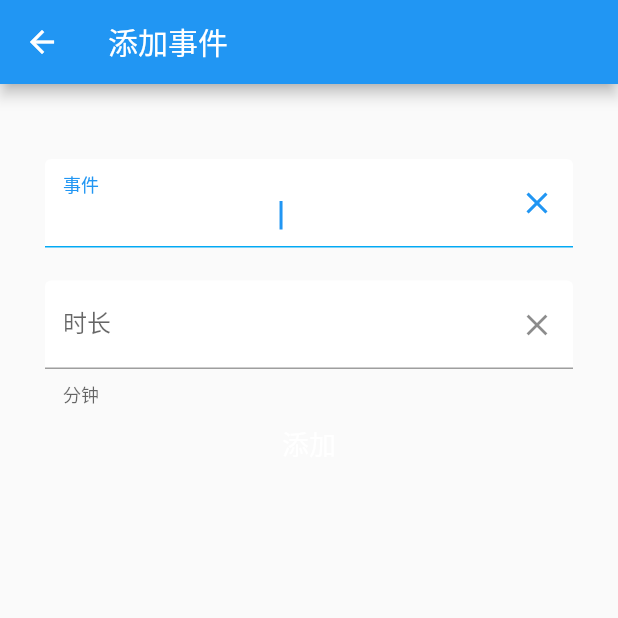
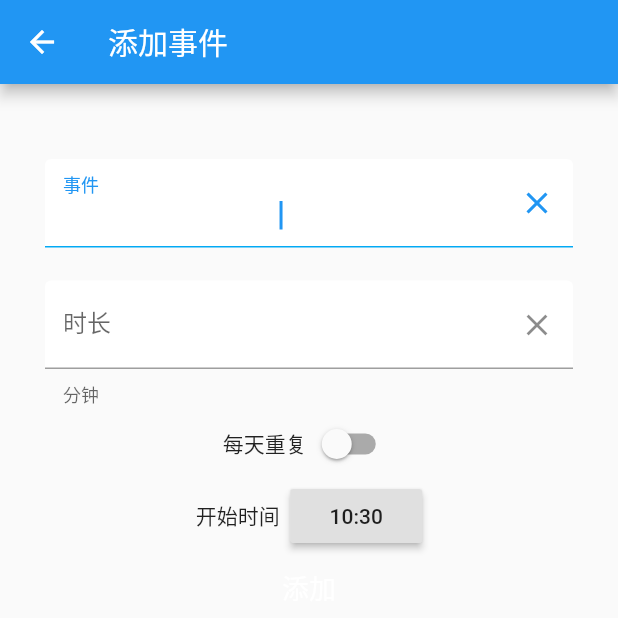
Before and after one commit to zronghui/hello, a Flutter app: the screen it shows after launch, after a tap on the "add" icon, on a phone screen of 412 x 824 dp, the top half of it. Run offline on Flutter 3.47's test engine with Material 2 defaults, Android fonts, the phone set to English and light mode, and no system bars; our stand-ins replace flutter_animation_progress_bar, flutter_spinkit, permission_handler; missing offline and left inert: awesome_button, downloads_path_provider, dragable_flutter_list, fancy_dialog, flutter_daydart; statements that could not run were skipped.

Commit message:
feat(addRoute): 添加 isRoute 及 startTime 以供选择

```diff
--- a/hello_flutter/lib/addRoute.dart
+++ b/hello_flutter/lib/addRoute.dart
@@ -1,5 +1,6 @@
 import 'package:awesome_button/awesome_button.dart';
 import 'package:flutter/material.dart';
+import 'package:flutter_daydart/flutter_daydart.dart';
 
 import 'thingModel.dart';
 
@@ -8,6 +9,7 @@ import 'thingModel.dart';
 var controller1 = TextEditingController();
 
 var controller3 = TextEditingController();
+var isRoutine = false;
 
 class MyTextField extends StatefulWidget {
   final String labelText;
@@ -29,8 +31,35 @@ class MyTextField extends StatefulWidget {
   _MyTextFieldState createState() => _MyTextFieldState();
 }
 
-// var controller2 = TextEditingController();
-class SelectionScreen extends StatelessWidget {
+class SelectionScreen extends StatefulWidget {
+  SelectionScreen({Key key}) : super(key: key);
+
+  @override
+  _SelectionScreenState createState() => _SelectionScreenState();
+}
+
+class _SelectionScreenState extends State<SelectionScreen> {
+  TimeOfDay _time = TimeOfDay.now();
+  DayDart _dayDart = DayDart();
+
+  Future<void> _selectTime(BuildContext context) async {
+    final TimeOfDay picked =
+        await showTimePicker(context: context, initialTime: _time);
+    if (picked != null && picked != _time)
+      print("data selectied :${_time.toString()}");
+    setState(() {
+      setTime(picked);
+    });
+    if (picked == null) setTime(TimeOfDay.now());
+  }
+
+  void setTime(TimeOfDay picked) {
+    _time = picked;
+    final now = new DateTime.now();
+    this._dayDart =
+        DayDart.fromInt(now.year, now.month, now.day, _time.hour, _time.minute);
+  }
+
   @override
   Widget build(BuildContext context) {
     var addButtonOnPressed = () {
@@ -42,7 +71,9 @@ class SelectionScreen extends StatelessWidget {
             controller1.text,
             //  controller2.text,
             '',
-            int.parse(controller3.text));
+            int.parse(controller3.text),
+            isRoutine,
+            this._dayDart ?? DayDart());
         controller1.clear();
         controller3.clear();
         Navigator.pop(context, thing);
@@ -85,6 +116,33 @@ class SelectionScreen extends StatelessWidget {
         helperText: '分钟',
         textType: TextInputType.number,
       ),
+      new Row(
+        mainAxisAlignment: MainAxisAlignment.center,
+        mainAxisSize: MainAxisSize.min,
+        crossAxisAlignment: CrossAxisAlignment.center,
+        children: <Widget>[
+          Text('每天重复'),
+          Switch(
+              value: isRoutine,
+              onChanged: (bool value) => {setState(() => isRoutine = value)}),
+        ],
+      ),
+      new Row(
+        mainAxisAlignment: MainAxisAlignment.center,
+        mainAxisSize: MainAxisSize.min,
+        crossAxisAlignment: CrossAxisAlignment.center,
+        children: <Widget>[
+          Text('开始时间  '),
+          // todo: 美化为 awesomeButton
+          RaisedButton(
+            child: Text('${_time.toString().substring(10, 15)}'),
+            onPressed: () {
+              _selectTime(context);
+            },
+          ),
+        ],
+      ),
+
       new Container(
         child: awesomeButton,
         margin: const EdgeInsets.all(10.0),
@@ -108,6 +166,7 @@ class SelectionScreen extends StatelessWidget {
   }
 }
 
+// var controller2 = TextEditingController();
 class _MyTextFieldState extends State<MyTextField> {
   @override
   Widget build(BuildContext context) {
--- a/hello_flutter/lib/main.dart
+++ b/hello_flutter/lib/main.dart
@@ -42,7 +42,7 @@ getThings() async {
   print('-----get things start-----');
   var things = await readJSON();
   items = things;
-  print('get things '+items.toString());
+  print('get things ' + items.toString());
   // SharedPreferences prefs = await SharedPreferences.getInstance();
   // String s = prefs.getString('thingList');
   // print(s);
@@ -296,8 +296,8 @@ class MyHomePageState extends State<MyHomePage> {
       MaterialPageRoute(builder: (context) => SelectionScreen()),
     );
     if (thing != null) {
-      thing.startTime = DayDart();
-      thing.endTime = DayDart().add(10, Units.MIN);
+      // thing.startTime = DayDart();
+      thing.endTime = DayDart().add(thing.duration, Units.MIN);
       items.insert(items.length, thing);
       updateItems(items.length - 1);
       mySetState();
--- a/hello_flutter/lib/thingModel.dart
+++ b/hello_flutter/lib/thingModel.dart
@@ -8,8 +8,14 @@ import 'package:flutter_daydart/flutter_daydart.dart';
 //     mapThingList(json.decode(s))
 
 Thing mapToThing(Map<String, dynamic> m) {
-  Thing thing = Thing(m['name'], m['type'], int.parse(m['duration']));
-  thing.startTime = DayDart.fromString(m['startTime']);
+  Thing thing = Thing(
+      m['name'],
+      m['type'],
+      int.parse(m['duration']),
+      m['isRoutine'].toLowerCase() == 'true',
+      DayDart.fromString(m['startTime']));
+  // thing.isRoutine = m['isRoutine'];
+  // thing.startTime = DayDart.fromString(m['startTime']);
   thing.endTime = DayDart.fromString(m['endTime']);
   return thing;
 }
@@ -25,15 +31,17 @@ class Thing {
   String name;
   String type;
   int duration;
+  bool isRoutine;
   DayDart startTime;
   DayDart endTime;
 
-  Thing(this.name, this.type, this.duration);
+  Thing(this.name, this.type, this.duration, this.isRoutine, this.startTime);
 
   Thing.fromJson(Map<String, dynamic> json)
       : name = json['name'],
         type = json['type'],
         duration = int.parse(json['duration']),
+        isRoutine = json['isRoutine'] ?? false,
         startTime = DayDart.fromString(json['startTime']),
         endTime = DayDart.fromString(json['endTime']);
 
@@ -41,6 +49,7 @@ class Thing {
         'name': name,
         'type': type,
         'duration': duration.toString(),
+        'isRoutine': isRoutine.toString(),
         'startTime': startTime.toString(),
         'endTime': endTime.toString()
       };
```
Also changed, not shown: hello_flutter/pubspec.yaml (+5 -5 lines), hello_flutter/pubspec.lock.
